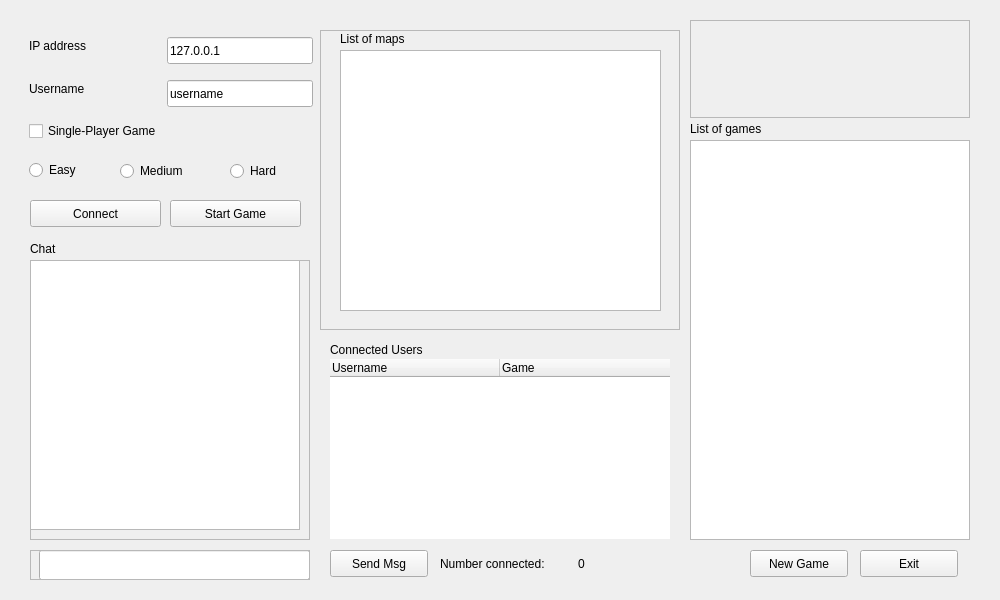
Qt form src/client/lobbywindow.ui (dc2011/td) before a commit.
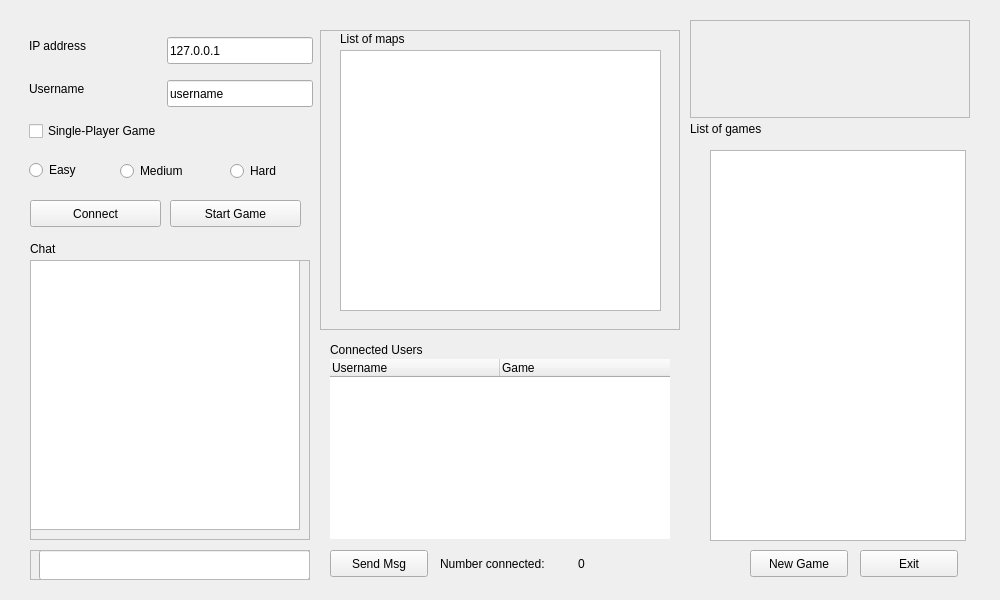
The same form after that commit.

```diff
--- a/src/client/lobbywindow.ui
+++ b/src/client/lobbywindow.ui
@@ -423,23 +423,15 @@
      <enum>QFrame::Raised</enum>
     </property>
    </widget>
-   <widget class="QTreeWidget" name="gameList">
+   <widget class="QListWidget" name="gameList">
     <property name="geometry">
      <rect>
-      <x>690</x>
-      <y>140</y>
-      <width>280</width>
-      <height>400</height>
+      <x>710</x>
+      <y>150</y>
+      <width>256</width>
+      <height>391</height>
      </rect>
     </property>
-    <attribute name="headerVisible">
-     <bool>false</bool>
-    </attribute>
-    <column>
-     <property name="text">
-      <string notr="true">1</string>
-     </property>
-    </column>
    </widget>
   </widget>
  </widget>
```
